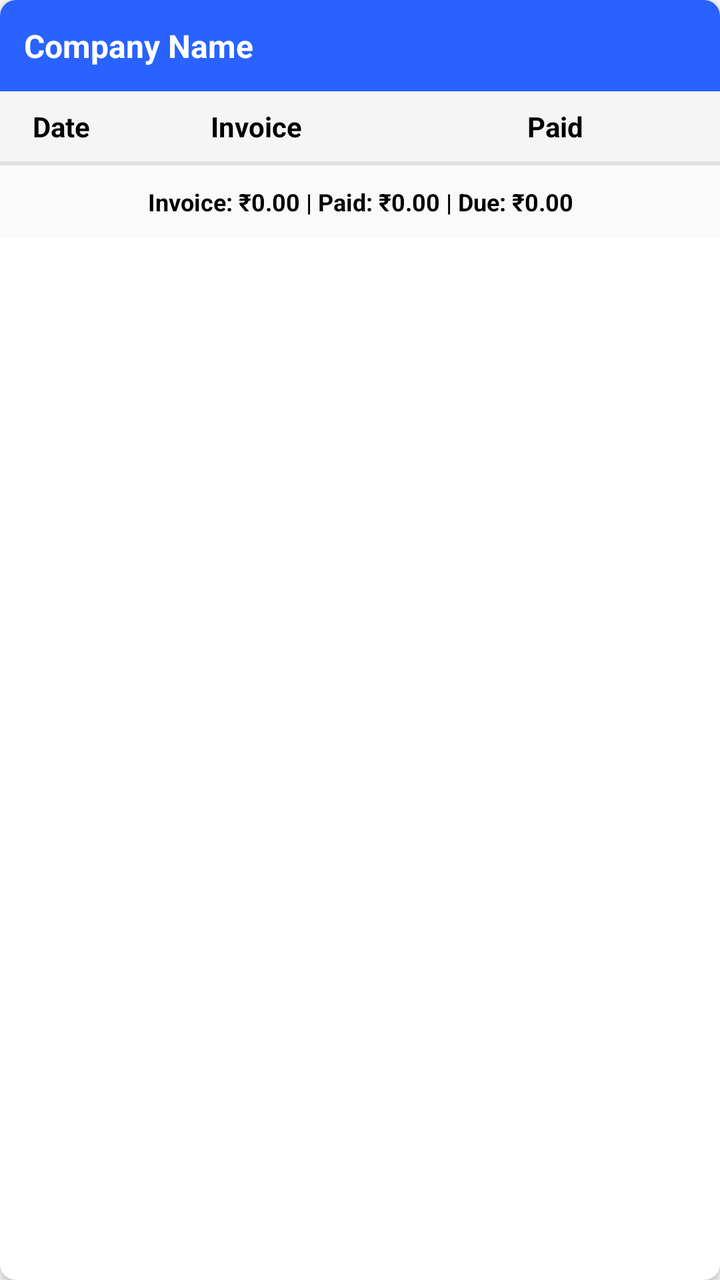
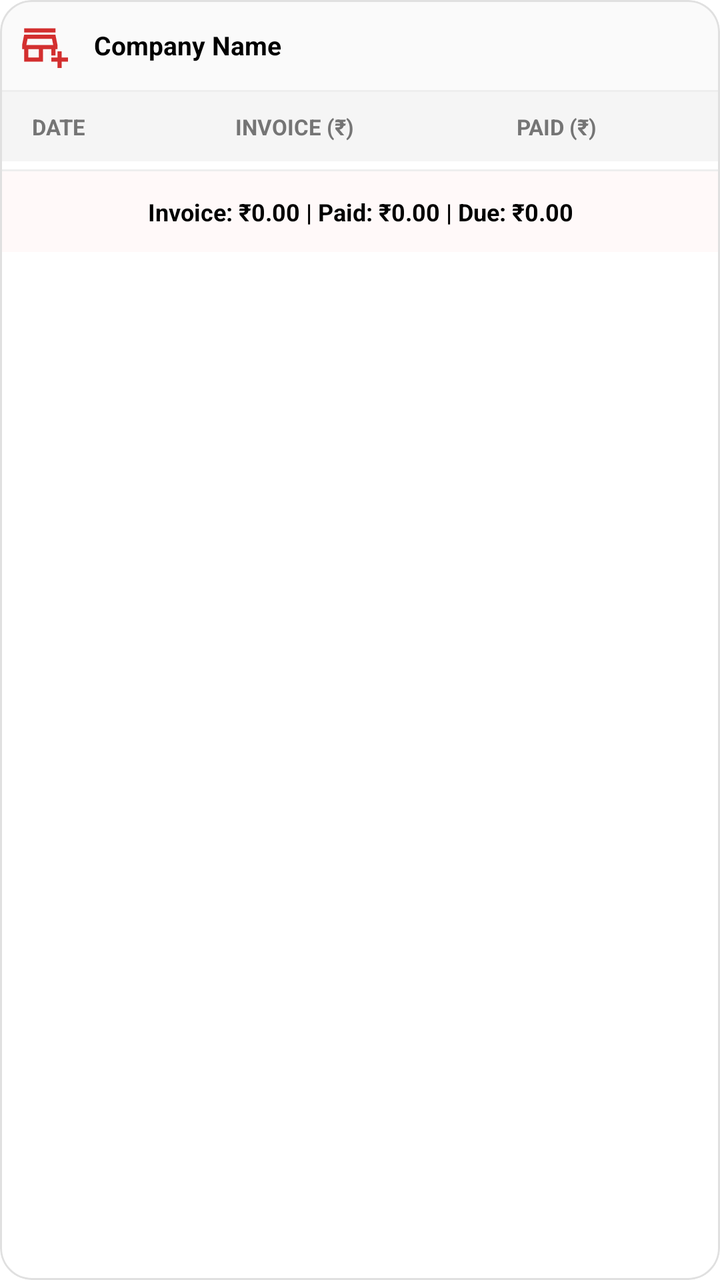

Two renders of the same Android screen: before a commit and after it. Below are the layout's source before the change and the commit's diff.
<!-- AndroidManifest.xml: application theme Theme.SVDAgency -->
<!-- res/layout/admin_companies_due_card.xml -->
<?xml version="1.0" encoding="utf-8"?>
<com.google.android.material.card.MaterialCardView xmlns:android="http://schemas.android.com/apk/res/android"
    xmlns:app="http://schemas.android.com/apk/res-auto"
    android:layout_width="match_parent"
    android:layout_height="wrap_content"
    app:cardCornerRadius="8dp"
    app:cardElevation="4dp"
    android:layout_marginBottom="16dp"
    android:layout_marginHorizontal="4dp">

    <LinearLayout
        android:layout_width="match_parent"
        android:layout_height="wrap_content"
        android:orientation="vertical">

        
        <LinearLayout
            android:layout_width="match_parent"
            android:layout_height="wrap_content"
            android:background="#2962FF"
            android:padding="12dp">

            <TextView
                android:id="@+id/tvCompanyName"
                android:layout_width="wrap_content"
                android:layout_height="wrap_content"
                android:text="Company Name"
                android:textColor="@color/white"
                android:textStyle="bold"
                android:textSize="16sp"/>
        </LinearLayout>

        
        <LinearLayout
            android:layout_width="match_parent"
            android:layout_height="wrap_content"
            android:orientation="horizontal"
            android:padding="8dp"
            android:background="#F5F5F5"
            android:weightSum="3">

            <TextView
                android:layout_width="0dp"
                android:layout_height="wrap_content"
                android:layout_weight="0.4"
                android:text="Date"
                android:textColor="@color/black"
                android:textStyle="bold"
                android:gravity="center"/>

            <TextView
                android:layout_width="0dp"
                android:layout_height="wrap_content"
                android:layout_weight="1.3"
                android:text="Invoice"
                android:textColor="@color/black"
                android:textStyle="bold"
                android:gravity="center"/>

            <TextView
                android:layout_width="0dp"
                android:layout_height="wrap_content"
                android:layout_weight="1.3"
                android:text="Paid"
                android:textColor="@color/black"
                android:textStyle="bold"
                android:gravity="center"/>
        </LinearLayout>

        <View
            android:layout_width="match_parent"
            android:layout_height="1dp"
            android:background="#E0E0E0"/>

        
        <androidx.recyclerview.widget.RecyclerView
            android:id="@+id/rvDailyRecords"
            android:layout_width="match_parent"
            android:layout_height="wrap_content"
            android:nestedScrollingEnabled="false"/>

        <View
            android:layout_width="match_parent"
            android:layout_height="1dp"
            android:background="#E0E0E0"/>

        
        <TextView
            android:id="@+id/tvCompanyTotals"
            android:layout_width="match_parent"
            android:layout_height="wrap_content"
            android:text="Invoice: ₹0.00 | Paid: ₹0.00 | Due: ₹0.00"
            android:gravity="center"
            android:padding="10dp"
            android:textSize="12sp"
            android:textStyle="bold"
            android:textColor="@color/black"
            android:background="#FAFAFA"/>

    </LinearLayout>

</com.google.android.material.card.MaterialCardView>
<!-- resources referenced by this layout -->
<resources>
  <color name="black">#FF000000</color>
  <color name="white">#FFFFFFFF</color>
  <style name="Theme.SVDAgency" parent="Theme.MaterialComponents.DayNight.NoActionBar">
          
          <item name="colorPrimary">@color/brand_red</item>
          <item name="colorPrimaryVariant">@color/brand_red</item>
          <item name="colorOnPrimary">@color/white</item>
          
          <item name="colorSecondary">@color/colorAccent</item>
          <item name="colorSecondaryVariant">@color/colorAccent</item>
          <item name="colorOnSecondary">@color/black</item>
  
          
          <item name="android:statusBarColor" tools:targetApi="l">@color/brand_red</item>
          <item name="android:windowLightStatusBar" tools:targetApi="m">false</item>
          <item name="android:windowDrawsSystemBarBackgrounds">true</item>
      </style>
  <color name="brand_red">#D32F2F</color>
  <color name="colorAccent">#FF5252</color>
</resources>

<!-- the commit's change to res/layout/admin_companies_due_card.xml (unified diff, before → after) -->
@@ -3,10 +3,11 @@
     xmlns:app="http://schemas.android.com/apk/res-auto"
     android:layout_width="match_parent"
     android:layout_height="wrap_content"
-    app:cardCornerRadius="8dp"
-    app:cardElevation="4dp"
     android:layout_marginBottom="16dp"
-    android:layout_marginHorizontal="4dp">
+    app:cardCornerRadius="16dp"
+    app:cardElevation="0dp"
+    app:strokeWidth="1dp"
+    app:strokeColor="#E0E0E0">
 
     <LinearLayout
         android:layout_width="match_parent"
@@ -17,86 +18,108 @@
         <LinearLayout
             android:layout_width="match_parent"
             android:layout_height="wrap_content"
-            android:background="#2962FF"
-            android:padding="12dp">
+            android:orientation="horizontal"
+            android:padding="10dp"
+            android:gravity="center_vertical"
+            android:background="#FAFAFA">
+
+            <ImageView
+                android:layout_width="25dp"
+                android:layout_height="25dp"
+                android:src="@drawable/ic_shop"
+                app:tint="@color/brand_red"
+                android:layout_marginEnd="12dp"/>
 
             <TextView
                 android:id="@+id/tvCompanyName"
-                android:layout_width="wrap_content"
+                android:layout_width="0dp"
                 android:layout_height="wrap_content"
+                android:layout_weight="1"
                 android:text="Company Name"
-                android:textColor="@color/white"
-                android:textStyle="bold"
-                android:textSize="16sp"/>
+                android:textColor="@color/black"
+                android:textSize="13sp"
+                android:textStyle="bold" />
         </LinearLayout>
+
+        <View
+            android:layout_width="match_parent"
+            android:layout_height="1dp"
+            android:background="#EEEEEE" />
 
         
         <LinearLayout
             android:layout_width="match_parent"
             android:layout_height="wrap_content"
             android:orientation="horizontal"
-            android:padding="8dp"
+            android:paddingVertical="10dp"
+            android:paddingHorizontal="16dp"
             android:background="#F5F5F5"
             android:weightSum="3">
 
             <TextView
                 android:layout_width="0dp"
                 android:layout_height="wrap_content"
-                android:layout_weight="0.4"
+                android:layout_weight="0.6"
                 android:text="Date"
-                android:textColor="@color/black"
+                android:textColor="@color/textColorSecondary"
+                android:textSize="11sp"
                 android:textStyle="bold"
+                android:textAllCaps="true"/>
+
+            <TextView
+                android:layout_width="0dp"
+                android:layout_height="wrap_content"
+                android:layout_weight="1.2"
+                android:text="Invoice (₹)"
+                android:textColor="@color/textColorSecondary"
+                android:textSize="11sp"
+                android:textStyle="bold"
+                android:textAllCaps="true"
                 android:gravity="center"/>
 
             <TextView
                 android:layout_width="0dp"
                 android:layout_height="wrap_content"
-                android:layout_weight="1.3"
-                android:text="Invoice"
-                android:textColor="@color/black"
+                android:layout_weight="1.2"
+                android:text="Paid (₹)"
+                android:textColor="@color/textColorSecondary"
+                android:textSize="11sp"
                 android:textStyle="bold"
-                android:gravity="center"/>
-
-            <TextView
-                android:layout_width="0dp"
-                android:layout_height="wrap_content"
-                android:layout_weight="1.3"
-                android:text="Paid"
-                android:textColor="@color/black"
-                android:textStyle="bold"
+                android:textAllCaps="true"
                 android:gravity="center"/>
         </LinearLayout>
-
-        <View
-            android:layout_width="match_parent"
-            android:layout_height="1dp"
-            android:background="#E0E0E0"/>
 
         
         <androidx.recyclerview.widget.RecyclerView
             android:id="@+id/rvDailyRecords"
             android:layout_width="match_parent"
             android:layout_height="wrap_content"
-            android:nestedScrollingEnabled="false"/>
+            android:nestedScrollingEnabled="false"
+            android:paddingBottom="4dp"/>
 
         <View
             android:layout_width="match_parent"
             android:layout_height="1dp"
-            android:background="#E0E0E0"/>
+            android:background="#EEEEEE" />
 
         
-        <TextView
-            android:id="@+id/tvCompanyTotals"
+        <LinearLayout
             android:layout_width="match_parent"
             android:layout_height="wrap_content"
-            android:text="Invoice: ₹0.00 | Paid: ₹0.00 | Due: ₹0.00"
-            android:gravity="center"
-            android:padding="10dp"
-            android:textSize="12sp"
-            android:textStyle="bold"
-            android:textColor="@color/black"
-            android:background="#FAFAFA"/>
+            android:orientation="horizontal"
+            android:padding="12dp"
+            android:background="#FFF9F9">
+
+            <TextView
+                android:id="@+id/tvCompanyTotals"
+                android:layout_width="match_parent"
+                android:layout_height="wrap_content"
+                android:text="Invoice: ₹0.00 | Paid: ₹0.00 | Due: ₹0.00"
+                android:gravity="center"
+                android:textColor="@color/black"
+                android:textSize="12sp"
+                android:textStyle="bold" />
+        </LinearLayout>
 
     </LinearLayout>
-
 </com.google.android.material.card.MaterialCardView>
<!-- resource entries referenced after the edit -->
@@ -18,6 +18,13 @@
           <item name="android:windowDrawsSystemBarBackgrounds">true</item>
       </style>
   <color name="brand_red">#D32F2F</color>
+  <color name="textColorSecondary">#757575</color>
+  <!-- drawable ic_shop (drawable) -->
+  <vector xmlns:android="http://schemas.android.com/apk/res/android" android:height="24dp" android:tint="#000000" android:viewportHeight="960" android:viewportWidth="960" android:width="24dp">
+        
+      <path android:fillColor="@android:color/white" android:pathData="M720,920L720,800L600,800L600,720L720,720L720,600L800,600L800,720L920,720L920,800L800,800L800,920L720,920ZM80,800L80,560L40,560L40,480L80,280L680,280L720,480L720,560L680,560L680,680L600,680L600,560L440,560L440,800L80,800ZM160,720L360,720L360,560L160,560L160,720ZM122,480L122,480L638,480L638,480L122,480ZM80,240L80,160L680,160L680,240L80,240ZM122,480L638,480L614,360L146,360L122,480Z"/>
+      
+  </vector>
   <color name="colorAccent">#FF5252</color>
 </resources>
 
